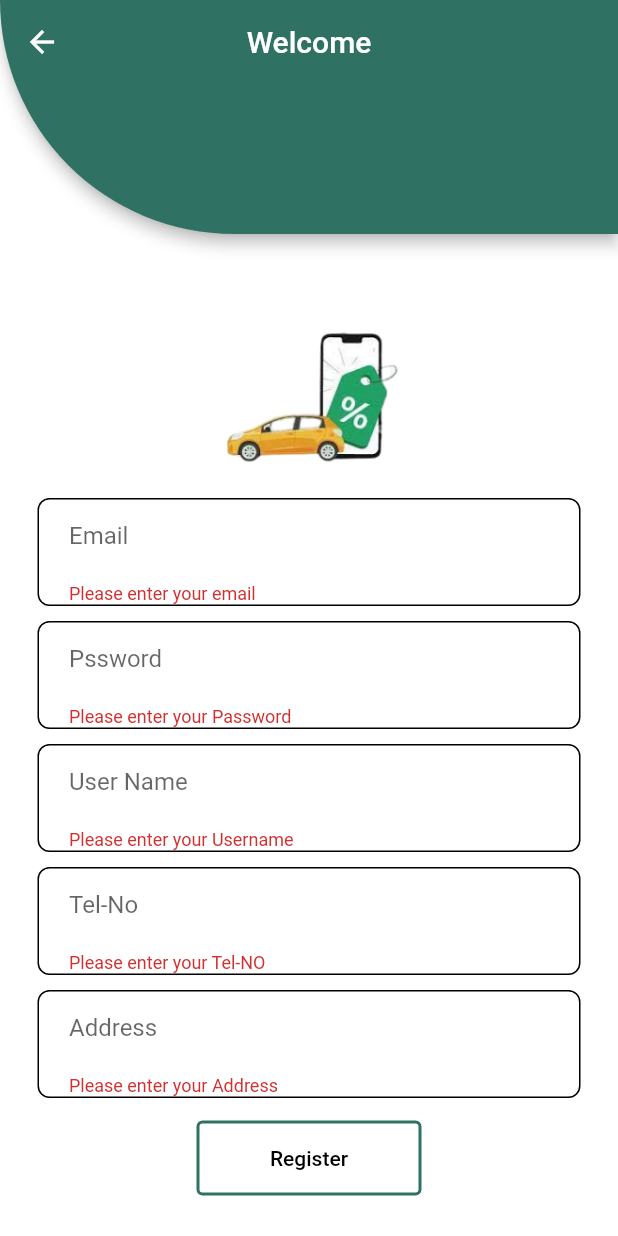
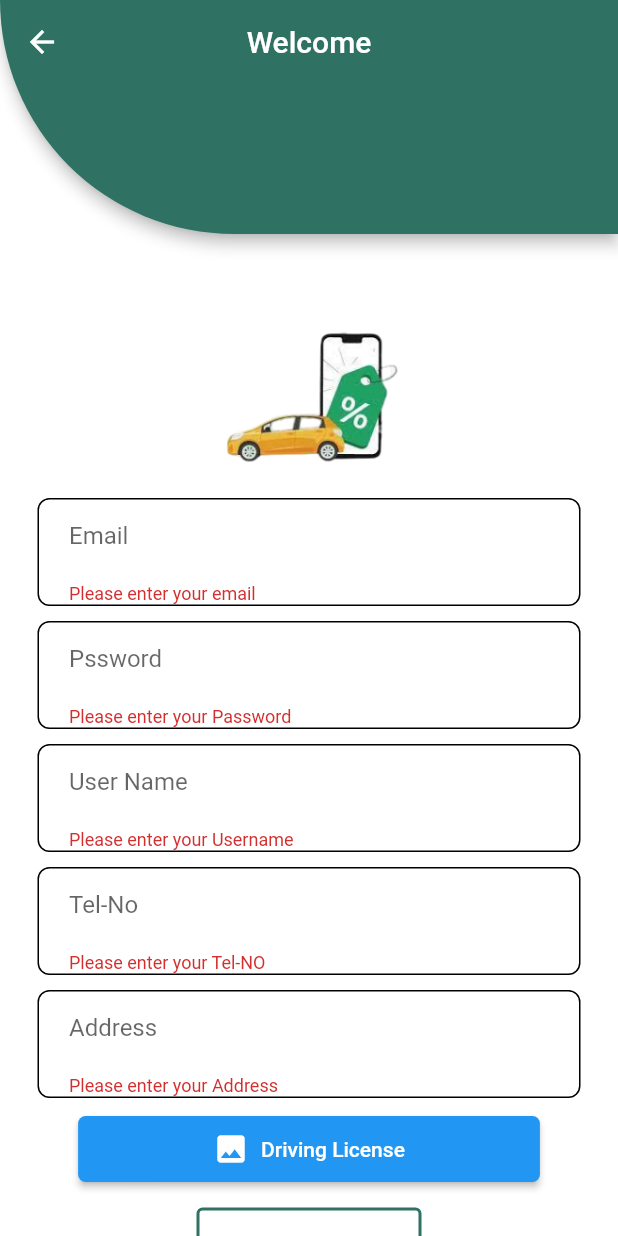
Before and after one commit to WarunaDisanayaka/Car-renting-platform, a Flutter app: the register screen opened directly, after a tap on "Register", on a phone screen of 412 x 824 dp. Run offline on Flutter 3.47's test engine with Material 2 defaults, Android fonts, the phone set to English and light mode, and no system bars; our stand-ins replace carousel_slider, cloud_firestore, email_validator, firebase_auth, firebase_core, firebase_storage and 4 more; missing offline and left inert: flutter_paypal; accounts and stored records are empty; network calls fail.

Commit message:
upload Driving License

```diff
--- a/app/lib/register.dart
+++ b/app/lib/register.dart
@@ -5,6 +5,9 @@ import 'package:cr_app/login.dart';
 import 'package:email_validator/email_validator.dart';
 import 'package:flutter/material.dart';
 import 'package:firebase_auth/firebase_auth.dart';
+import 'dart:io';
+import 'package:firebase_storage/firebase_storage.dart';
+import 'package:image_picker/image_picker.dart';
 
 class register extends StatefulWidget {
   const register({Key? key}) : super(key: key);
@@ -20,19 +23,38 @@ final TextEditingController _usernameController = TextEditingController();
 final TextEditingController _telNoController = TextEditingController();
 final TextEditingController _addressController = TextEditingController();
 String errorMessage = '';
+File? _imageFile;
+
 
 Future<void> registerWithEmailAndPassword(String email, String password,
-    String uname, String telNo, String address, BuildContext context) async {
+    String uname, String telNo, String address, File? imageFile, BuildContext context) async {
   try {
     await _auth.createUserWithEmailAndPassword(
         email: email, password: password);
     String uid = _auth.currentUser!.uid; // get the user id
+
+    // Upload image to Firebase Storage
+    String imagePath = 'users/$uid/profile.png';
+    if (imageFile != null) {
+      Reference storageReference = FirebaseStorage.instance.ref().child(imagePath);
+      await storageReference.putFile(imageFile);
+      print("------------------------------test line asj---------------------");
+    }
+
+    // Get the image download URL
+    String imageUrl = '';
+    if (imageFile != null) {
+      imageUrl = await FirebaseStorage.instance.ref(imagePath).getDownloadURL();
+    }
+
+
     // Create a new document for the user with the uid as the document id
     await FirebaseFirestore.instance.collection('users').doc(uid).set({
       'username': uname,
       'telephone': telNo,
       'address': address,
       'email': email,
+      'profileImageUrl': imageUrl,
     });
     // Show popup message after successful registration
     showDialog(
@@ -258,6 +280,27 @@ class _registerState extends State<register> {
                     ),
 
                     Padding(
+                      padding: const EdgeInsets.only(top: 10),
+                      child: ElevatedButton.icon(
+                        onPressed: _selectImage,
+                        icon: Icon(Icons.image),
+                        label: Text('Driving License'),
+                        style: ButtonStyle(
+                          shape: MaterialStateProperty.all<RoundedRectangleBorder>(
+                            RoundedRectangleBorder(
+                              borderRadius: BorderRadius.circular(5.0),
+                            ),
+                          ),
+                          backgroundColor: MaterialStateProperty.all<Color>(Colors.blue),
+                          foregroundColor: MaterialStateProperty.all<Color>(Colors.white),
+                          padding: MaterialStateProperty.all<EdgeInsets>(
+                            EdgeInsets.symmetric(vertical: 10.0, horizontal: 90.0),
+                          ),
+                        ),
+                      ),
+                    ),
+
+                    Padding(
                       padding: const EdgeInsets.all(15.0),
                       child: OutlinedButton(
                         child: Text(
@@ -283,7 +326,7 @@ class _registerState extends State<register> {
                           final String telNo = _telNoController.text.trim();
                           final String address = _addressController.text.trim();
                           await registerWithEmailAndPassword(
-                              email, password, uname, telNo, address, context);
+                              email, password, uname, telNo, address, _imageFile, context);
 
                         },
                       ),
@@ -309,4 +352,16 @@ class _registerState extends State<register> {
       ),
     );
   }
+
+
+  Future<void> _selectImage() async {
+    final ImagePicker _picker = ImagePicker();
+    final XFile? pickedImage = await _picker.pickImage(source: ImageSource.gallery);
+    if (pickedImage != null) {
+      setState(() {
+        _imageFile = File(pickedImage.path);
+      });
+    }
+  }
+
 }
--- a/app/pubspec.yaml
+++ b/app/pubspec.yaml
@@ -46,6 +46,8 @@ dependencies:
   email_validator: ^2.1.17
   geocoding: ^2.0.1
   flutter_paypal: ^0.0.8
+  firebase_storage: ^11.2.1
+  image_picker: ^0.8.7+5
 
 
 dev_dependencies:
```
Also changed, not shown: app/pubspec.lock, 2 other files.
